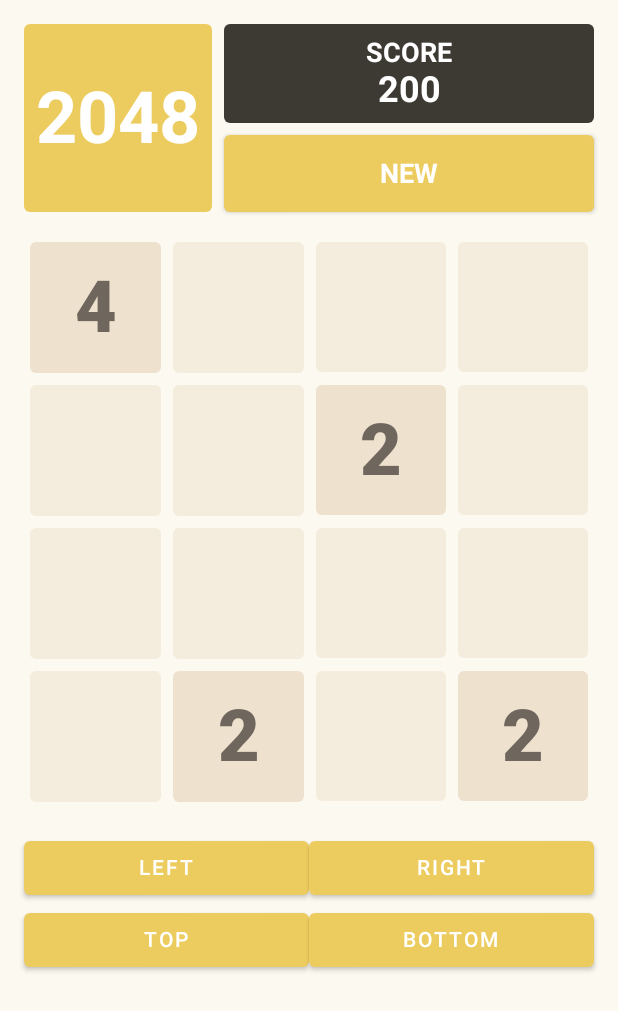
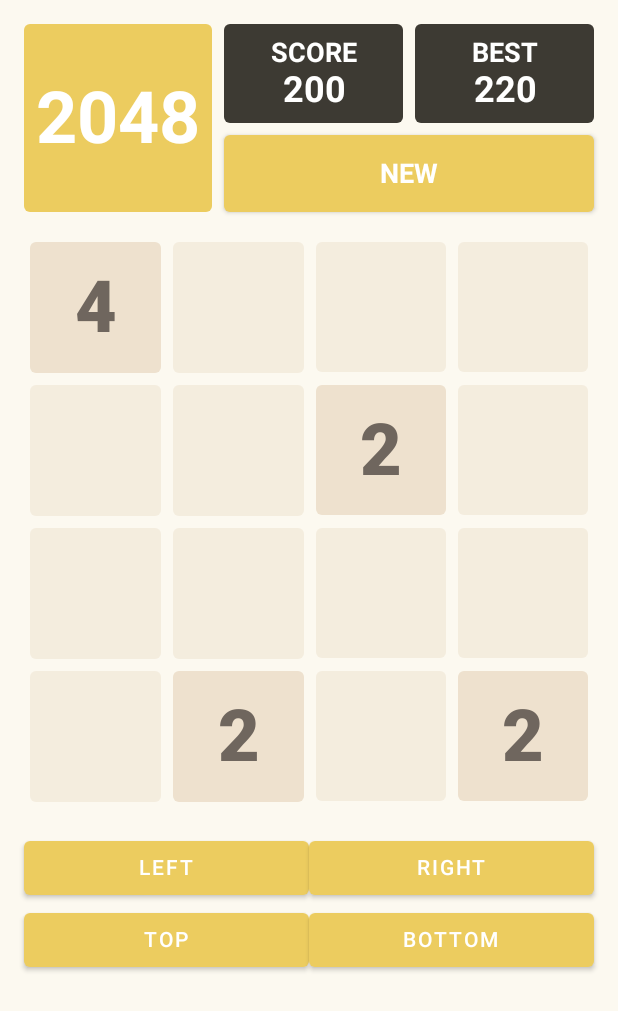
Before and after one commit to wesjon/Compose2048, an Android app built with Jetpack Compose: the screen it shows after launch (MainActivity), on a phone screen of 412 x 824 dp. Shown: the top 1011 px of the screen. Run offline under Robolectric (Android 15) with nearby library versions, the phone set to English and light mode, and no system bars; 2 statements that could not run were skipped.

Commit message:
Remove unused lines

```diff
--- a/app/build.gradle
+++ b/app/build.gradle
@@ -7,7 +7,7 @@ android {
     compileSdkVersion 31
 
     defaultConfig {
-        applicationId "br.com.itau.compose2048"
+        applicationId "br.com.wesjon.compose2048"
         minSdkVersion 21
         targetSdkVersion 31
         versionCode 1
--- a/app/src/main/AndroidManifest.xml
+++ b/app/src/main/AndroidManifest.xml
@@ -1,6 +1,6 @@
 <?xml version="1.0" encoding="utf-8"?>
 <manifest xmlns:android="http://schemas.android.com/apk/res/android"
-          package="br.com.itau.compose2048">
+    package="br.com.wesjon.compose2048">
 
     <application
         android:allowBackup="true"
@@ -10,7 +10,7 @@
         android:supportsRtl="true"
         android:theme="@style/Theme.Compose2048">
         <activity
-            android:name=".MainActivity"
+            android:name="br.com.wesjon.compose2048.MainActivity"
             android:exported="true"
             android:theme="@style/Theme.Compose2048.NoActionBar">
             <intent-filter>
--- a/app/src/main/java/br/com/itau/compose2048/MainActivity.kt
+++ b/app/src/main/java/br/com/wesjon/compose2048/MainActivity.kt
@@ -1,4 +1,4 @@
-package br.com.itau.compose2048
+package br.com.wesjon.compose2048
 
 import android.os.Bundle
 import androidx.activity.ComponentActivity
@@ -6,8 +6,8 @@ import androidx.activity.compose.setContent
 import androidx.compose.foundation.ExperimentalFoundationApi
 import androidx.compose.material.MaterialTheme.colors
 import androidx.compose.material.Surface
-import br.com.itau.compose2048.theme.Compose2048Theme
-import br.com.itau.compose2048.ui.Board2048
+import br.com.wesjon.compose2048.theme.Compose2048Theme
+import br.com.wesjon.compose2048.ui.Board2048
 
 class MainActivity : ComponentActivity() {
     @OptIn(ExperimentalFoundationApi::class)
--- a/app/src/main/java/br/com/itau/compose2048/business/Coordinate.kt
+++ b/app/src/main/java/br/com/wesjon/compose2048/business/Coordinate.kt
@@ -1,4 +1,4 @@
-package br.com.itau.compose2048.business
+package br.com.wesjon.compose2048.business
 
 data class Coordinate(
     val row: Int,
--- a/app/src/main/java/br/com/itau/compose2048/business/Direction.kt
+++ b/app/src/main/java/br/com/wesjon/compose2048/business/Direction.kt
@@ -1,4 +1,4 @@
-package br.com.itau.compose2048.business
+package br.com.wesjon.compose2048.business
 
 enum class Direction {
     LEFT, RIGHT, TOP, BOTTOM
--- a/app/src/main/java/br/com/itau/compose2048/business/Game2048.kt
+++ b/app/src/main/java/br/com/wesjon/compose2048/business/Game2048.kt
@@ -1,4 +1,4 @@
-package br.com.itau.compose2048.business
+package br.com.wesjon.compose2048.business
 
 class Game2048 {
     val board = arrayOf(
--- a/app/src/main/java/br/com/itau/compose2048/theme/Color.kt
+++ b/app/src/main/java/br/com/wesjon/compose2048/theme/Color.kt
@@ -1,4 +1,4 @@
-package br.com.itau.compose2048.theme
+package br.com.wesjon.compose2048.theme
 
 import androidx.compose.ui.graphics.Color
 
--- a/app/src/main/java/br/com/itau/compose2048/theme/Shape.kt
+++ b/app/src/main/java/br/com/wesjon/compose2048/theme/Shape.kt
@@ -1,4 +1,4 @@
-package br.com.itau.compose2048.theme
+package br.com.wesjon.compose2048.theme
 
 import androidx.compose.foundation.shape.RoundedCornerShape
 import androidx.compose.material.Shapes
--- a/app/src/main/java/br/com/itau/compose2048/theme/Theme.kt
+++ b/app/src/main/java/br/com/wesjon/compose2048/theme/Theme.kt
@@ -1,4 +1,4 @@
-package br.com.itau.compose2048.theme
+package br.com.wesjon.compose2048.theme
 
 import androidx.compose.material.MaterialTheme
 import androidx.compose.material.lightColors
--- a/app/src/main/java/br/com/itau/compose2048/theme/Type.kt
+++ b/app/src/main/java/br/com/wesjon/compose2048/theme/Type.kt
@@ -1,4 +1,4 @@
-package br.com.itau.compose2048.theme
+package br.com.wesjon.compose2048.theme
 
 import androidx.compose.material.Typography
 import androidx.compose.ui.text.TextStyle
--- a/app/src/main/java/br/com/itau/compose2048/ui/BoardScreen.kt
+++ b/app/src/main/java/br/com/wesjon/compose2048/ui/BoardScreen.kt
@@ -1,4 +1,4 @@
-package br.com.itau.compose2048.ui
+package br.com.wesjon.compose2048.ui
 
 
 import androidx.compose.foundation.ExperimentalFoundationApi
@@ -13,7 +13,6 @@ import androidx.compose.runtime.Composable
 import androidx.compose.runtime.mutableStateOf
 import androidx.compose.runtime.remember
 import androidx.compose.ui.Alignment
-import androidx.compose.ui.CombinedModifier
 import androidx.compose.ui.Modifier
 import androidx.compose.ui.draw.clip
 import androidx.compose.ui.graphics.Color
@@ -22,10 +21,10 @@ import androidx.compose.ui.text.font.FontWeight
 import androidx.compose.ui.tooling.preview.Preview
 import androidx.compose.ui.unit.dp
 import androidx.compose.ui.unit.sp
-import br.com.itau.compose2048.business.Direction
-import br.com.itau.compose2048.business.Game2048
-import br.com.itau.compose2048.theme.ProjectColors
-import br.com.itau.compose2048.theme.shapes
+import br.com.wesjon.compose2048.business.Direction
+import br.com.wesjon.compose2048.business.Game2048
+import br.com.wesjon.compose2048.theme.ProjectColors
+import br.com.wesjon.compose2048.theme.shapes
 
 @Preview
 @ExperimentalFoundationApi
@@ -93,12 +92,9 @@ private fun ActionsPannel(
 fun Cell(num: Int, modifier: Modifier) {
     val bgColor = if (num > 0) ProjectColors.piece else ProjectColors.piece.copy(alpha = 0.5f)
     Column(
-        modifier = CombinedModifier(
-            outer = modifier,
-            inner = Modifier
-                .background(bgColor, RoundedCornerShape(4.dp))
-                .aspectRatio(1f)
-        ),
+        modifier = modifier
+            .background(bgColor, RoundedCornerShape(4.dp))
+            .aspectRatio(1f),
         horizontalAlignment = Alignment.CenterHorizontally,
         verticalArrangement = Arrangement.Center
     ) {
--- a/app/src/main/java/br/com/itau/compose2048/ui/TopPanel.kt
+++ b/app/src/main/java/br/com/wesjon/compose2048/ui/TopPanel.kt
@@ -1,20 +1,19 @@
-package br.com.itau.compose2048.ui
+package br.com.wesjon.compose2048.ui
 
 import androidx.compose.foundation.background
 import androidx.compose.foundation.layout.*
-import androidx.compose.foundation.shape.RoundedCornerShape
 import androidx.compose.material.Button
+import androidx.compose.material.MaterialTheme
 import androidx.compose.material.Text
 import androidx.compose.runtime.Composable
 import androidx.compose.ui.Alignment
 import androidx.compose.ui.Modifier
 import androidx.compose.ui.tooling.preview.Preview
 import androidx.compose.ui.unit.dp
-import br.com.itau.compose2048.theme.ProjectColors
-import br.com.itau.compose2048.theme.shapes
-import br.com.itau.compose2048.theme.typography
+import br.com.wesjon.compose2048.theme.ProjectColors
+import br.com.wesjon.compose2048.theme.shapes
+import br.com.wesjon.compose2048.theme.typography
 
-@Preview
 @Composable
 fun TopStatsPanel() {
     Row(
@@ -24,7 +23,7 @@ fun TopStatsPanel() {
         Box(
             modifier = Modifier
                 .fillMaxHeight()
-                .background(ProjectColors.amber, RoundedCornerShape(4.dp))
+                .background(ProjectColors.amber, MaterialTheme.shapes.medium)
                 .size(125.dp),
             contentAlignment = Alignment.Center
         ) {
@@ -40,17 +39,16 @@ fun TopStatsPanel() {
             verticalArrangement = Arrangement.spacedBy(8.dp)
         ) {
             Row(horizontalArrangement = Arrangement.spacedBy(8.dp)) {
-                HighlightCard("Score", "200")
-                HighlightCard("Best", "220")
+                HighlightCard("Score", "200", Modifier.weight(1f))
+                HighlightCard("Best", "220", Modifier.weight(1f))
             }
 
             Button(
                 onClick = {},
                 modifier = Modifier.fillMaxSize(),
-//                colors =ButtonColors.
             ) {
                 Text(
-                    "New".toUpperCase(),
+                    "New".uppercase(),
                     style = typography.h2.copy(color = ProjectColors.white)
                 )
             }
@@ -59,18 +57,33 @@ fun TopStatsPanel() {
 }
 
 @Composable
-fun HighlightCard(title: String, value: String) {
+fun HighlightCard(
+    title: String,
+    value: String,
+    modifier: Modifier = Modifier
+) {
     Box(
-        modifier = Modifier
+        modifier = modifier
             .height(66.dp)
             .background(ProjectColors.brown, shapes.small)
-//            .weight(1f)
             .fillMaxWidth(),
         contentAlignment = Alignment.Center
     ) {
         Column(horizontalAlignment = Alignment.CenterHorizontally) {
-            Text(title.toUpperCase(), style = typography.h2.copy(color = ProjectColors.white))
+            Text(title.uppercase(), style = typography.h2.copy(color = ProjectColors.white))
             Text(value, style = typography.caption.copy(color = ProjectColors.white))
         }
     }
 }
+
+@Preview
+@Composable
+fun PreviewTopPanel() {
+    TopStatsPanel()
+}
+
+@Preview
+@Composable
+fun PreviewHighlightCard() {
+    HighlightCard(title = "Hello", value = "There")
+}
```
Also changed, not shown: 2 other files.
